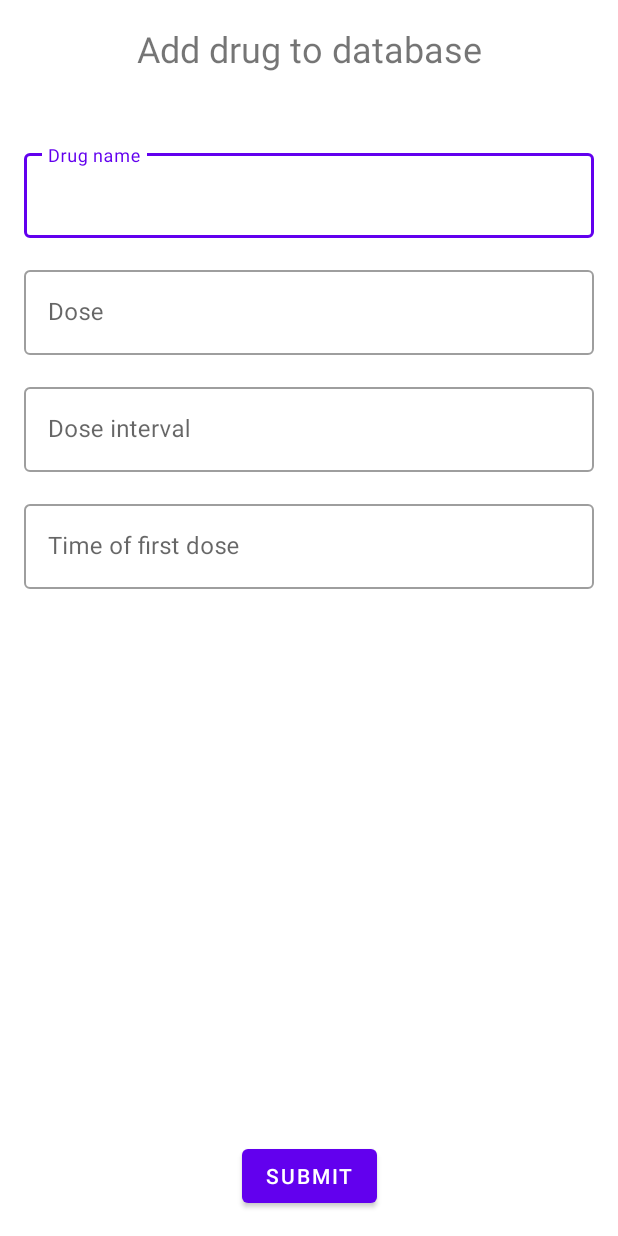
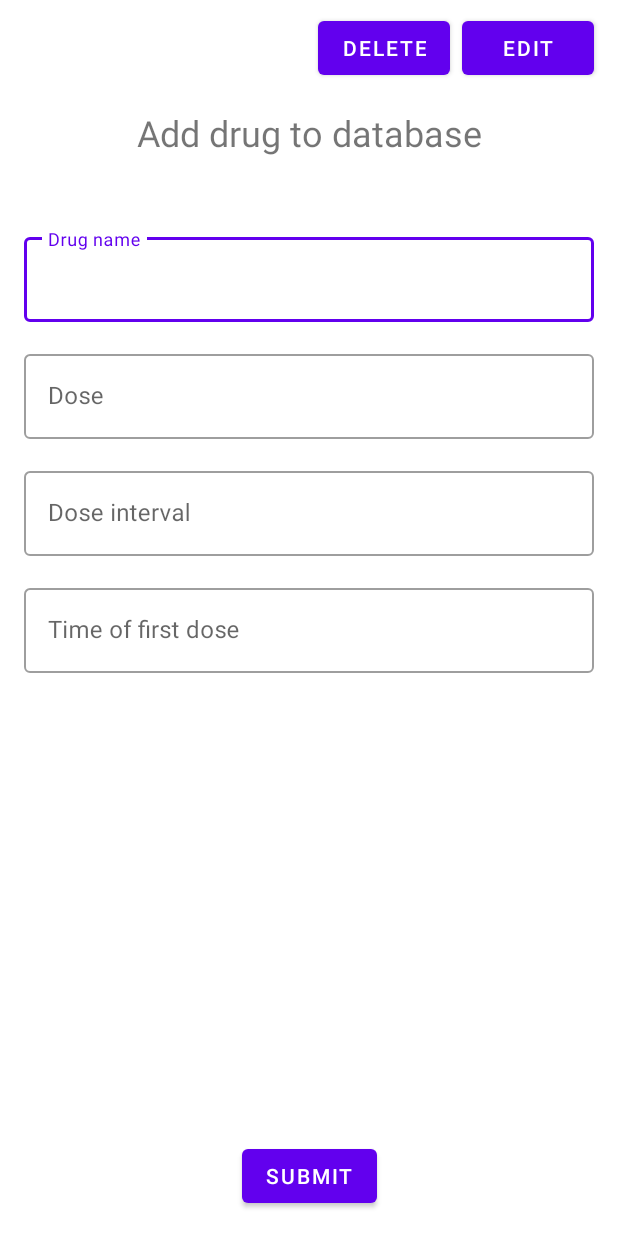
Before and after one commit to AlicjaKowalska/PatientAssistant, an Android app: the layout fragment_drug_form.xml on its own in the app's theme, with its tools: preview values and no code run, on a phone screen of 412 x 824 dp. Run offline under Robolectric (Android 15) with nearby library versions, the phone set to English and light mode, and no system bars.

Commit message:
Drug details and edit and delete functionality

```diff
--- a/app/src/main/java/com/example/patientassistant/Model/Drug.kt
+++ b/app/src/main/java/com/example/patientassistant/Model/Drug.kt
@@ -4,7 +4,7 @@ import androidx.room.Entity
 import androidx.room.PrimaryKey
 
 @Entity(tableName = "drug_table")
-class Drug (val name : String, val dose : Int, val hour : Int, val minute : Int, val interval : Int) {
+class Drug (var name : String, var dose : Int, var hour : Int, var minute : Int, var interval : Int) {
 
     @PrimaryKey(autoGenerate = true)
     var id = 0
--- a/app/src/main/res/layout/drug_item.xml
+++ b/app/src/main/res/layout/drug_item.xml
@@ -32,7 +32,7 @@
             tools:text="A" />
 
         <LinearLayout
-            android:id="@+id/linearLayout2"
+            android:id="@+id/linearLayoutDrug"
             android:layout_width="0dp"
             android:layout_height="wrap_content"
             android:layout_marginStart="16dp"
--- a/app/src/main/res/layout/fragment_drug_form.xml
+++ b/app/src/main/res/layout/fragment_drug_form.xml
@@ -6,14 +6,35 @@
     android:layout_height="match_parent"
     tools:context=".Fragment.FragmentDrugForm" >
 
+    <Button
+        android:id="@+id/buttonEdit"
+        android:layout_width="wrap_content"
+        android:layout_height="wrap_content"
+        android:layout_marginTop="8dp"
+        android:contentDescription="@string/edit"
+        android:text="@string/edit"
+        app:layout_constraintEnd_toEndOf="@+id/scrollViewDrugForm"
+        app:layout_constraintTop_toTopOf="parent" />
+
+    <Button
+        android:id="@+id/buttonDelete"
+        android:layout_width="wrap_content"
+        android:layout_height="wrap_content"
+        android:layout_marginTop="8dp"
+        android:layout_marginEnd="8dp"
+        android:text="@string/delete"
+        app:layout_constraintEnd_toStartOf="@+id/buttonEdit"
+        app:layout_constraintTop_toTopOf="parent" />
+
     <ScrollView
-        android:layout_width="match_parent"
-        android:layout_height="match_parent"
+        android:id="@+id/scrollViewDrugForm"
+        android:layout_width="0dp"
+        android:layout_height="0dp"
         android:layout_margin="16dp"
         app:layout_constraintBottom_toBottomOf="parent"
         app:layout_constraintEnd_toEndOf="parent"
         app:layout_constraintStart_toStartOf="parent"
-        app:layout_constraintTop_toTopOf="parent">
+        app:layout_constraintTop_toBottomOf="@+id/buttonEdit">
 
         <LinearLayout
             android:layout_width="match_parent"
@@ -26,7 +47,7 @@
                 android:layout_height="wrap_content"
                 android:layout_marginBottom="32dp"
                 android:gravity="center"
-                android:text="@string/drug_fragment_title"
+                android:text="@string/drug_add_new_title"
                 android:textSize="24sp" />
 
             <com.google.android.material.textfield.TextInputLayout
@@ -100,7 +121,7 @@
     </ScrollView>
 
     <Button
-        android:id="@+id/button"
+        android:id="@+id/buttonSubmitDrugForm"
         android:layout_width="wrap_content"
         android:layout_height="wrap_content"
         android:layout_marginBottom="16dp"
--- a/app/src/main/res/values/strings.xml
+++ b/app/src/main/res/values/strings.xml
@@ -12,10 +12,19 @@
     <string name="error_dose_lesser_equal_0">Dose cannot be 0 or less</string>
     <string name="error_dose_interval_lesser_equal_0">Dose interval cannot be 0 or less</string>
 
-    <string name="drug_fragment_title">Add drug to database</string>
+    <string name="drug_delete_dialog_title">Delete this drug?</string>
+    <string name="drug_delete_dialog_message">Are you sure you want to delete this drug? You can not revert this action.</string>
+    <string name="drug_add_new_title">Add drug to database</string>
+    <string name="drug_details_title">Drug details</string>
+    <string name="drug_edit_title">Edit drug</string>
     <string name="hint_drug_name">Drug name</string>
     <string name="hint_dose">Dose</string>
     <string name="hint_select_date">Time of first dose</string>
     <string name="hint_dose_interval">Dose interval</string>
+
+    <string name="warning">Warning</string>
     <string name="submit">Submit</string>
+    <string name="edit">edit</string>
+    <string name="cancel">Cancel</string>
+    <string name="delete">delete</string>
 </resources>
```
Also changed, not shown: app/src/main/java/com/example/patientassistant/Adapters/DrugAdapter.kt (+5 -2 lines), app/src/main/java/com/example/patientassistant/Fragment/DrugListFragment.kt (+17 -4 lines), app/src/main/java/com/example/patientassistant/Fragment/FragmentDrugForm.kt (+124 -6 lines), app/src/main/java/com/example/patientassistant/Objects/DrugFormConstants.kt (added, +8 -0 lines).
